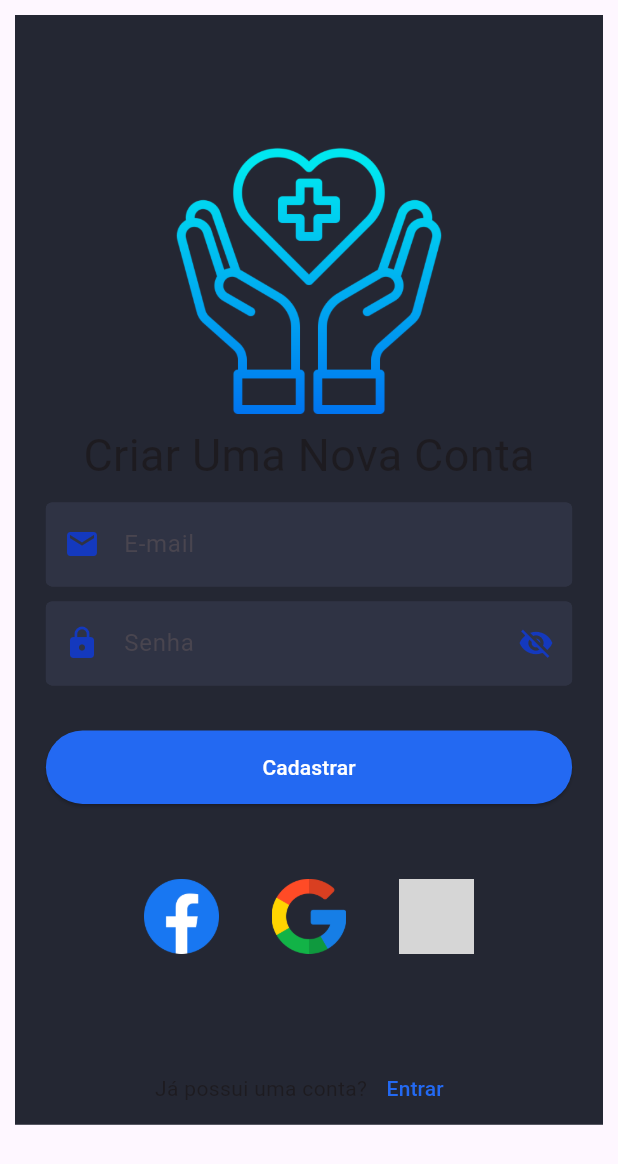
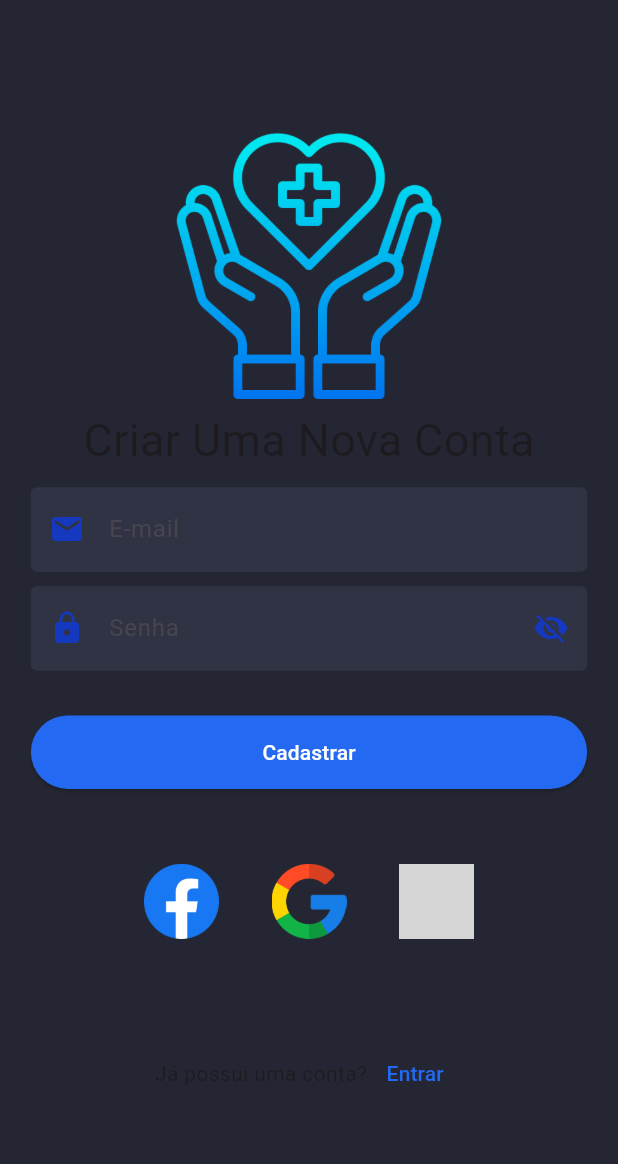
Before and after one commit to KauaHenSilva/dart_flutter_telemed, a Flutter app: the screen it shows after launch, after a tap on "Cadastrar", on a phone screen of 412 x 824 dp. Shown: the top 1164 px of the screen. Run offline on Flutter 3.47's test engine with Material 3 defaults, Android fonts, the phone set to English and light mode, and no system bars; grey boxes are pictures that could not be loaded.

Commit message:
Inserindo Cadastro e Login

```diff
--- a/lib/main.dart
+++ b/lib/main.dart
@@ -1,5 +1,5 @@
 import 'package:flutter/material.dart';
-import 'package:telemed/screens/home/homePrincipal.dart';
+// import 'package:telemed/screens/home/homePrincipal.dart';
 import 'package:telemed/screens/home_page.dart';
 import 'package:telemed/screens/login_cadastro/cadastro.dart';
 import 'package:telemed/screens/login_cadastro/login.dart';
@@ -21,7 +21,10 @@
 			theme: ThemeData.light(),
 			darkTheme: ThemeData.dark(),
 			routes: {
-				MyRoutes.home: (ctx) => const Cadastro()
+				MyRoutes.home: (ctx) => const Login(),
+				MyRoutes.cadastro : (ctx) => const Cadastro(),
+				MyRoutes.login : (ctx) => const Login(),
+				MyRoutes.perfil : (ctx) => const Perfil(),
 			},
 		);
 	}
--- a/lib/screens/login_cadastro/cadastro.dart
+++ b/lib/screens/login_cadastro/cadastro.dart
@@ -1,5 +1,6 @@
 import 'package:flutter/material.dart';
 import 'package:flutter/widgets.dart';
+import 'package:telemed/utils/my_routes.dart';
 
 class Cadastro extends StatefulWidget {
   const Cadastro({super.key});
@@ -20,11 +21,9 @@ class _CadastroState extends State<Cadastro> {
 		final sizeWidth = mediaQuery.size.width;
 
 		return Scaffold(
-			body: Container(
-				margin: const EdgeInsets.all(10),
-				color: const Color.fromARGB(255,36,39,51),
+			backgroundColor: const Color.fromARGB(255,36,39,51),
+			body: SingleChildScrollView(
 				padding: EdgeInsets.only(top: sizeTop * 0.1,left: sizeWidth * 0.05,right: sizeWidth * 0.05),
-				child:  SingleChildScrollView(
 				child: Column(
 					children: [
 						Image.asset(
@@ -122,7 +121,10 @@ class _CadastroState extends State<Cadastro> {
 								),
 							),
 							onPressed: (){
-
+								Navigator.pushNamed(
+									context,
+									MyRoutes.perfil
+								);
 							},
 							child: const Text(
 								style: TextStyle(
@@ -169,7 +171,10 @@ class _CadastroState extends State<Cadastro> {
 								),
 								TextButton(
 									onPressed: (){
-											print("Oi");
+										Navigator.pushNamed(
+											context,
+											MyRoutes.login
+										);
 									},
 									child: const Text(
 										"Entrar",
@@ -183,7 +188,6 @@ class _CadastroState extends State<Cadastro> {
 					],
 				),
 			),
-			)
 		);
   	}
 }
--- a/lib/screens/login_cadastro/login.dart
+++ b/lib/screens/login_cadastro/login.dart
@@ -1,4 +1,5 @@
 import 'package:flutter/material.dart';
+import 'package:telemed/utils/my_routes.dart';
 
 class Login extends StatefulWidget {
   const Login({super.key});
@@ -19,11 +20,9 @@ class _LoginState extends State<Login> {
 		final sizeWidth = mediaQuery.size.width;
 
 		return Scaffold(
-			body: Container(
-				color: const Color.fromARGB(255,36,39,51),
+			backgroundColor: const Color.fromARGB(255,36,39,51),
+			body: SingleChildScrollView(
 				padding: EdgeInsets.only(top: sizeTop * 0.1,left: sizeWidth * 0.05,right: sizeWidth * 0.05),
-				margin: const EdgeInsets.all(10),
-				child:  SingleChildScrollView(
 				child: Column(
 					children: [
 						Image.asset(
@@ -167,7 +166,10 @@ class _LoginState extends State<Login> {
 								),
 								TextButton(
 									onPressed: (){
-											print("Oi");
+										Navigator.pushNamed(
+											context,
+											MyRoutes.cadastro
+										);
 									},
 									child: const Text(
 										"Cadastrar",
@@ -181,7 +183,6 @@ class _LoginState extends State<Login> {
 					],
 				),
 			)
-			),
 		);
   	}
 }
--- a/lib/utils/my_routes.dart
+++ b/lib/utils/my_routes.dart
@@ -1,3 +1,6 @@
 class MyRoutes {
   static const String home = '/';
+  static const String cadastro = '/login_cadastro/cadastro';
+  static const String login = '/login_cadastro/login';
+  static const String perfil = '/login_cadastro/perfil';
 }
```
Also changed, not shown: 1 other file. Lines whose indentation alone changed are shown as unchanged.
